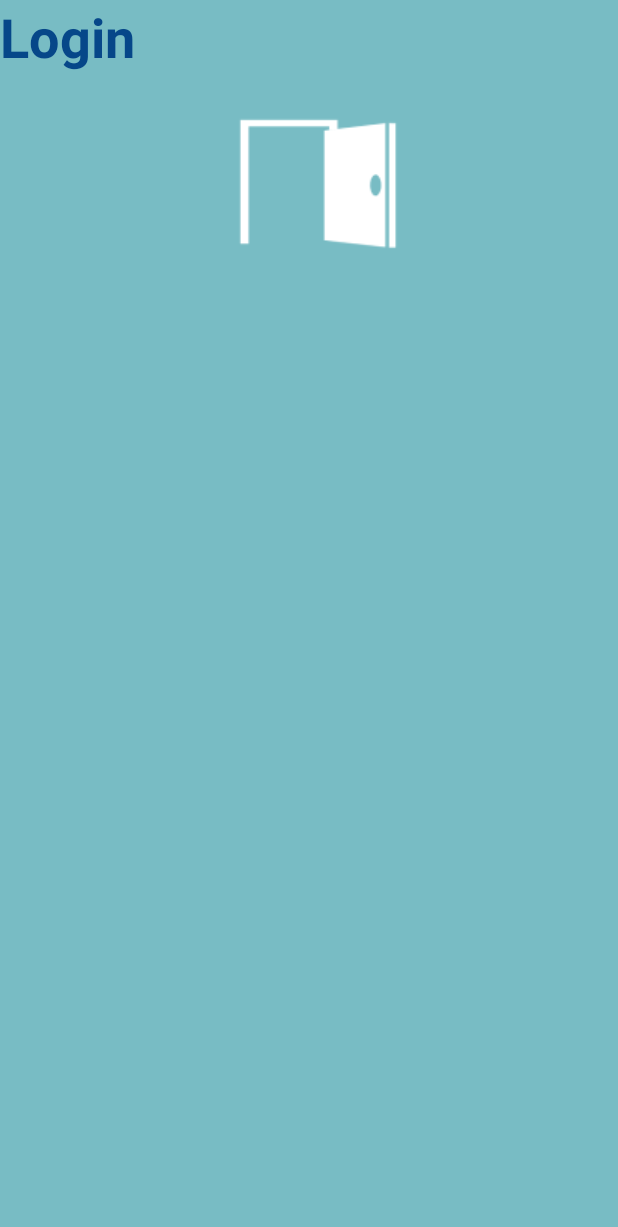
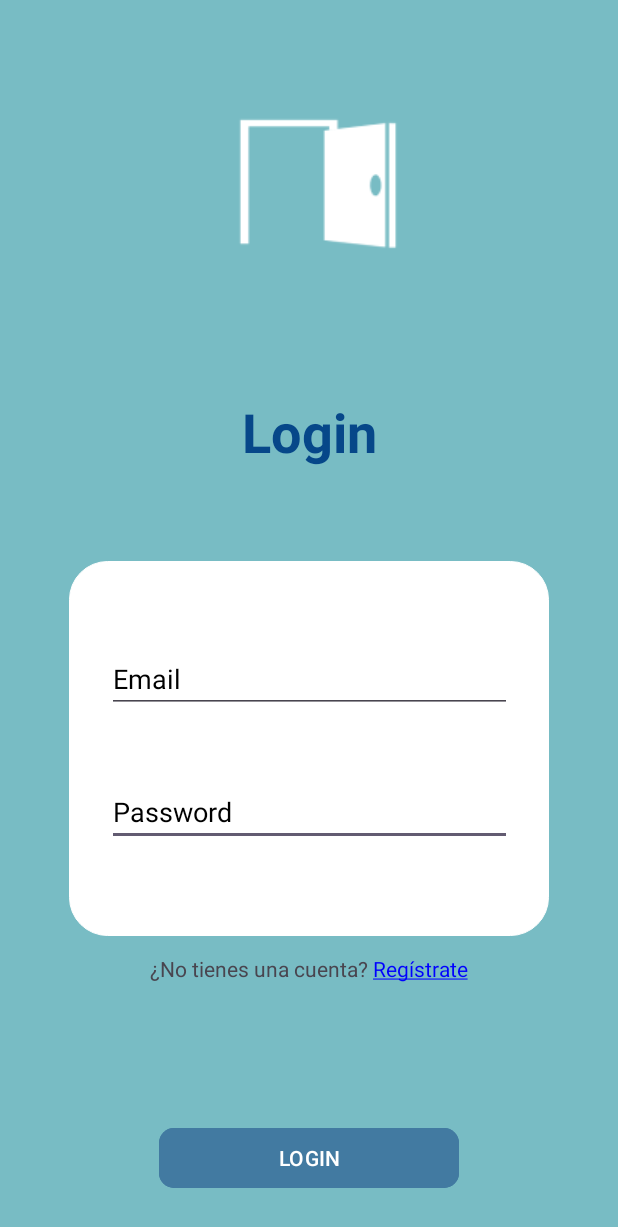
Before and after one commit to WX61-Grupo2-AplicacionesMoviles/MobileApp-Plusroom, an Android app: the LoginActivity screen opened directly, with no data from a screen before it, on a phone screen of 412 x 824 dp. Shown: the top 1227 px of the screen. Run offline under Robolectric (Android 15) with nearby library versions, the phone set to English and light mode, and no system bars.

Commit message:
feat: add Login Activity

```diff
--- a/app/src/main/java/com/example/mobileapp_plusroom/LoginActivity.kt
+++ b/app/src/main/java/com/example/mobileapp_plusroom/LoginActivity.kt
@@ -1,6 +1,15 @@
 package com.example.mobileapp_plusroom
 
+import android.content.Intent
+import android.graphics.Color
 import android.os.Bundle
+import android.text.SpannableString
+import android.text.Spanned
+import android.text.TextPaint
+import android.text.method.LinkMovementMethod
+import android.text.style.ClickableSpan
+import android.view.View
+import android.widget.TextView
 import androidx.activity.enableEdgeToEdge
 import androidx.appcompat.app.AppCompatActivity
 import androidx.core.view.ViewCompat
@@ -16,5 +25,27 @@ class LoginActivity : AppCompatActivity() {
             v.setPadding(systemBars.left, systemBars.top, systemBars.right, systemBars.bottom)
             insets
         }
+        val textViewRegister: TextView = findViewById(R.id.textView3)
+        val spannableString = SpannableString(textViewRegister.text)
+
+        val clickableSpan = object : ClickableSpan() {
+            override fun onClick(widget: View) {
+                val intent = Intent(this@LoginActivity, RegisterActivity::class.java)
+                startActivity(intent)
+            }
+
+            override fun updateDrawState(ds: TextPaint) {
+                super.updateDrawState(ds)
+                ds.color = Color.BLUE
+            }
+        }
+
+        val start = textViewRegister.text.indexOf("Regístrate")
+        val end = start + "Regístrate".length
+        spannableString.setSpan(clickableSpan, start, end, Spanned.SPAN_EXCLUSIVE_EXCLUSIVE)
+
+        textViewRegister.text = spannableString
+        textViewRegister.movementMethod = LinkMovementMethod.getInstance()
+
     }
 }
--- /dev/null
+++ b/app/src/main/res/drawable/rounded_login_ui.xml
@@ -0,0 +1,13 @@
+<?xml version="1.0" encoding="utf-8"?>
+<shape xmlns:android="http://schemas.android.com/apk/res/android"
+    android:shape="rectangle" >
+
+    <corners
+        android:radius="25dp" />
+    <stroke android:width="0.9dp"
+        android:color="@color/black" />
+
+    <size
+        android:height="40dp"
+        android:width="40dp" />
+</shape>
--- a/app/src/main/res/layout/activity_login.xml
+++ b/app/src/main/res/layout/activity_login.xml
@@ -22,11 +22,89 @@
         android:id="@+id/textView"
         android:layout_width="wrap_content"
         android:layout_height="wrap_content"
+        android:layout_marginTop="8dp"
+        android:layout_marginBottom="8dp"
         android:text="@string/login"
         android:textColor="#064789"
         android:textSize="36sp"
         android:textStyle="bold"
-        tools:layout_editor_absoluteX="160dp"
-        tools:layout_editor_absoluteY="242dp" />
+        app:layout_constraintBottom_toTopOf="@+id/constraintLayout"
+        app:layout_constraintEnd_toEndOf="parent"
+        app:layout_constraintStart_toStartOf="parent"
+        app:layout_constraintTop_toBottomOf="@+id/imageView"
+        app:layout_constraintVertical_bias="0.571" />
+
+    <androidx.constraintlayout.widget.ConstraintLayout
+        android:id="@+id/constraintLayout"
+        android:layout_width="320dp"
+        android:layout_height="250dp"
+        android:layout_marginStart="55dp"
+        android:layout_marginTop="41dp"
+        android:layout_marginEnd="55dp"
+        android:layout_marginBottom="200dp"
+        android:background="@drawable/rounded_login_ui"
+        android:backgroundTint="#FFFFFF"
+        app:layout_constraintBottom_toBottomOf="parent"
+        app:layout_constraintEnd_toEndOf="parent"
+        app:layout_constraintStart_toStartOf="parent"
+        >
+
+        <EditText
+            android:id="@+id/editTextTextPassword"
+            android:layout_width="270dp"
+            android:layout_height="wrap_content"
+            android:layout_marginTop="8dp"
+            android:layout_marginBottom="32dp"
+            android:ems="10"
+            android:hint="Password"
+            android:inputType="textPassword"
+            android:textColor="#000000"
+            android:textColorHint="#000000"
+            app:layout_constraintBottom_toBottomOf="parent"
+            app:layout_constraintEnd_toEndOf="parent"
+            app:layout_constraintStart_toStartOf="parent"
+            app:layout_constraintTop_toBottomOf="@+id/editTextTextEmailAddress" />
+
+        <EditText
+            android:id="@+id/editTextTextEmailAddress"
+            android:layout_width="270dp"
+            android:layout_height="wrap_content"
+            android:layout_marginTop="28dp"
+            android:layout_marginBottom="8dp"
+            android:ems="10"
+            android:hint="Email"
+            android:inputType="textEmailAddress"
+            android:textColor="#000000"
+            android:textColorHint="#000000"
+            app:layout_constraintBottom_toTopOf="@+id/editTextTextPassword"
+            app:layout_constraintEnd_toEndOf="parent"
+            app:layout_constraintStart_toStartOf="parent"
+            app:layout_constraintTop_toTopOf="parent" />
+
+    </androidx.constraintlayout.widget.ConstraintLayout>
+
+    <TextView
+        android:id="@+id/textView3"
+        android:layout_width="wrap_content"
+        android:layout_height="wrap_content"
+        android:layout_marginTop="12dp"
+        android:text="¿No tienes una cuenta? Regístrate"
+        app:layout_constraintEnd_toEndOf="parent"
+        app:layout_constraintStart_toStartOf="parent"
+        app:layout_constraintTop_toBottomOf="@+id/constraintLayout" />
+
+    <Button
+        android:id="@+id/button"
+        android:layout_width="200dp"
+        android:layout_height="wrap_content"
+        android:layout_marginBottom="28dp"
+        android:backgroundTint="#427AA1"
+        android:text="LOGIN"
+        android:textColor="#FFFFFF"
+        android:textColorLink="#FFFFFF"
+        app:cornerRadius="10dp"
+        app:layout_constraintBottom_toBottomOf="parent"
+        app:layout_constraintEnd_toEndOf="parent"
+        app:layout_constraintStart_toStartOf="parent" />
 
 </androidx.constraintlayout.widget.ConstraintLayout>
--- a/app/src/main/res/values/strings.xml
+++ b/app/src/main/res/values/strings.xml
@@ -1,6 +1,7 @@
 <resources>
     <string name="app_name">MobileApp-Plusroom</string>
     <string name="log_in">LOG IN</string>
-    <string name="register">Register</string>
+    <string name="register">REGISTER</string>
     <string name="login">Login</string>
+    <string name="email">Email</string>
 </resources>
```
